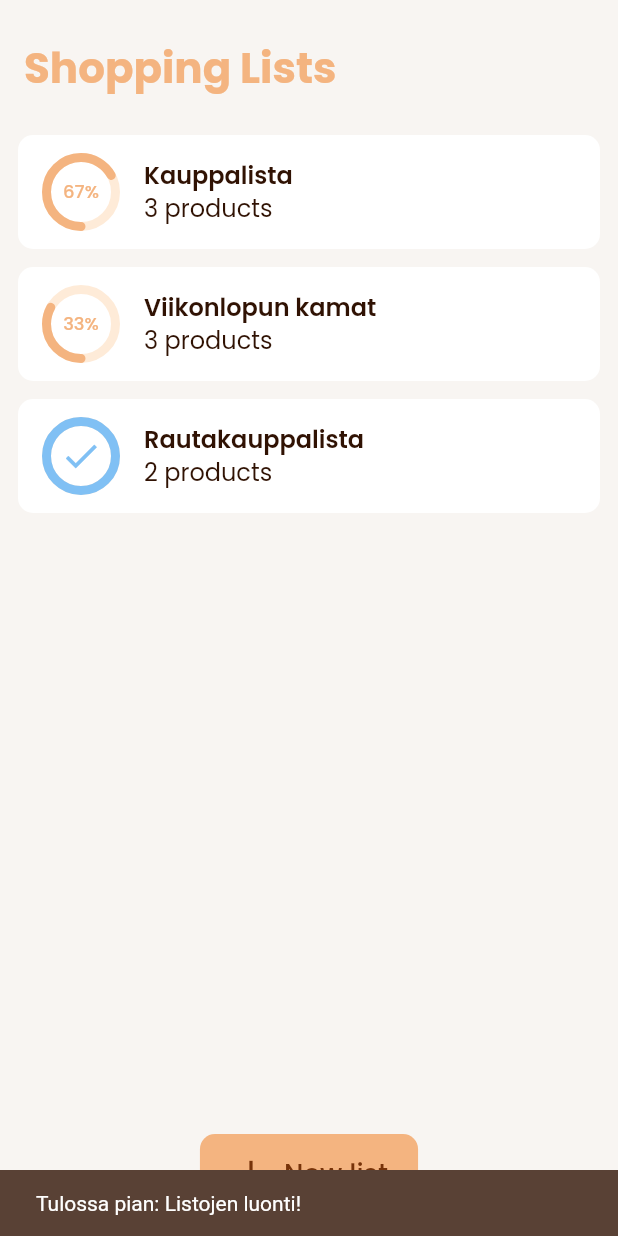
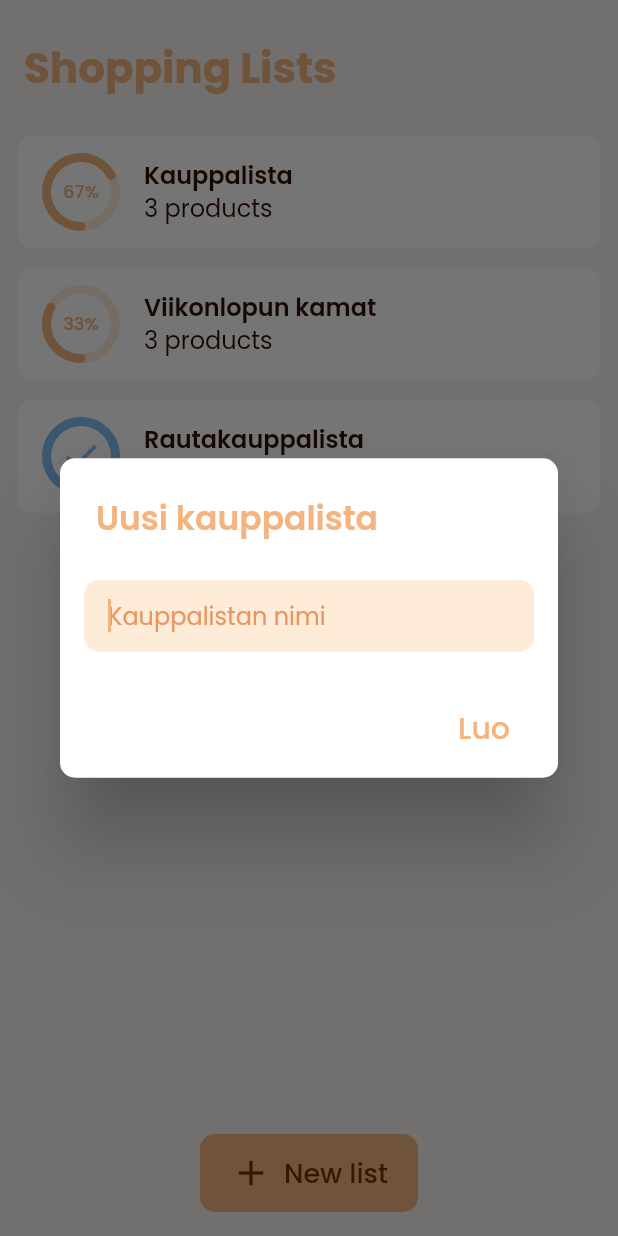
Before and after one commit to mikitane/shopping_lists_app, a Flutter app: the screen it shows after launch, after a tap on "New list", on a phone screen of 412 x 824 dp. Run offline on Flutter 3.47's test engine with Material 2 defaults, Android fonts, the phone set to English and light mode, and no system bars; drawn by our look-alikes of percent_indicator; generated files the repository leaves out were written again.

Commit message:
Add NewShoppingList dialog

```diff
--- a/lib/main.dart
+++ b/lib/main.dart
@@ -15,7 +15,6 @@ class MyApp extends StatelessWidget {
 
   @override
   Widget build(BuildContext context) {
-
     return MultiProvider(
       providers: buildProviders(),
       child: MaterialApp(
--- a/lib/screens/shopping_list_details_screen.dart
+++ b/lib/screens/shopping_list_details_screen.dart
@@ -10,8 +10,8 @@ import 'package:shopping_lists_app/widgets/new_product/new_product.dart';
 import 'package:shopping_lists_app/widgets/product_list/product_list.dart';
 
 class ShoppingListDetailsScreenArguments {
-  ShoppingListDetailsScreenArguments({this.shoppingListId});
-  final String shoppingListId;
+  ShoppingListDetailsScreenArguments({this.shoppingList});
+  final ShoppingListModel shoppingList;
 }
 
 class ShoppingListScreen extends StatefulWidget {
@@ -56,22 +56,22 @@ class _ShoppingListScreenState extends State<ShoppingListScreen> {
 
     return Scaffold(
       appBar:
-          CustomAppBar(title: AppLocalizations.of(context).shoppingListHeader),
+          CustomAppBar(title: args.shoppingList.name),
       body: Column(
         children: [
           Expanded(
             child: StreamBuilder(
                 initialData: sortAndFilterProducts(
-                        productRepository.products, args.shoppingListId) ??
+                        productRepository.products, args.shoppingList.id) ??
                     [],
                 stream: productsStream,
                 builder: (context, AsyncSnapshot<List<ProductModel>> snapshot) {
                   return ProductList(
                       products: sortAndFilterProducts(
-                          snapshot.data, args.shoppingListId));
+                          snapshot.data, args.shoppingList.id));
                 }),
           ),
-          NewProduct(shoppingListId: args.shoppingListId),
+          NewProduct(shoppingListId: args.shoppingList.id),
         ],
       ),
     );
--- a/lib/screens/shopping_lists_screen.dart
+++ b/lib/screens/shopping_lists_screen.dart
@@ -1,9 +1,12 @@
 import 'package:flutter/material.dart';
 import 'package:flutter_gen/gen_l10n/app_localizations.dart';
 import 'package:provider/provider.dart';
+import 'package:shopping_lists_app/models/shopping_list_model.dart';
 import 'package:shopping_lists_app/repositories/product_repository.dart';
 import 'package:shopping_lists_app/repositories/shopping_list_repository.dart';
 import 'package:shopping_lists_app/widgets/common/custom_app_bar.dart';
+import 'package:shopping_lists_app/widgets/new_product/new_product.dart';
+import 'package:shopping_lists_app/widgets/new_shopping_list/new_shopping_list.dart';
 import 'package:shopping_lists_app/widgets/shopping_lists/shopping_lists.dart';
 
 class ShoppingListsScreen extends StatefulWidget {
@@ -15,12 +18,20 @@ class ShoppingListsScreen extends StatefulWidget {
 
 class _ShoppingListsScreenState extends State<ShoppingListsScreen> {
   ShoppingListRepository shoppingListRepository;
+  Stream<List<ShoppingListModel>> shoppingListStream;
 
   @override
   void initState() {
     // TODO: implement initState
     super.initState();
     shoppingListRepository = context.read<ShoppingListRepository>();
+    shoppingListStream = shoppingListRepository.getShoppingListStream();
+  }
+
+  void showNewShoppingListDialog() {
+    showDialog(context: context, builder: (BuildContext dialogContext) {
+      return NewShoppingList();
+    });
   }
 
   @override
@@ -38,6 +49,7 @@ class _ShoppingListsScreenState extends State<ShoppingListsScreen> {
             Expanded(
                 child: StreamBuilder(
               initialData: shoppingListRepository.shoppingLists,
+              stream: shoppingListStream,
               builder: (context, snapshot) {
                 return ShoppingLists(
                   shoppingLists: snapshot.data,
@@ -50,7 +62,7 @@ class _ShoppingListsScreenState extends State<ShoppingListsScreen> {
               return Container(
                 margin: EdgeInsets.only(bottom: 16),
                 child: ElevatedButton.icon(
-                  onPressed: () => { Scaffold.of(buttonContext).showSnackBar(SnackBar(content: Text('Tulossa pian: Listojen luonti!'),)) },
+                  onPressed: () => {showNewShoppingListDialog()},
                   icon: Icon(Icons.add,
                       color: Theme.of(context).colorScheme.onPrimary, size: 28),
                   label: Text(
--- a/lib/widgets/new_product/new_product.dart
+++ b/lib/widgets/new_product/new_product.dart
@@ -2,7 +2,9 @@ import 'package:flutter/material.dart';
 import 'package:flutter_gen/gen_l10n/app_localizations.dart';
 import 'package:provider/provider.dart';
 import 'package:shopping_lists_app/models/product_model.dart';
+import 'package:shopping_lists_app/models/shopping_list_model.dart';
 import 'package:shopping_lists_app/repositories/product_repository.dart';
+import 'package:shopping_lists_app/repositories/shopping_list_repository.dart';
 import 'package:shopping_lists_app/theme.dart'
     show defaultBorderRadius, primaryColors;
 
--- /dev/null
+++ b/lib/widgets/new_shopping_list/new_shopping_list.dart
@@ -0,0 +1,110 @@
+import 'package:flutter/material.dart';
+import 'package:shopping_lists_app/models/shopping_list_model.dart';
+import 'package:shopping_lists_app/repositories/shopping_list_repository.dart';
+import 'package:shopping_lists_app/theme.dart';
+import 'package:provider/provider.dart';
+
+class NewShoppingList extends StatefulWidget {
+  @override
+  _NewShoppingListState createState() => _NewShoppingListState();
+}
+
+class _NewShoppingListState extends State<NewShoppingList> {
+  TextEditingController nameFieldController = TextEditingController();
+  FocusNode nameFieldFocusNode;
+
+  @override
+  void initState() {
+    // TODO: implement initState
+    super.initState();
+    nameFieldFocusNode = FocusNode();
+    nameFieldFocusNode.requestFocus();
+  }
+
+  @override
+  void dispose() {
+    nameFieldFocusNode.dispose();
+    super.dispose();
+  }
+
+    void createShoppingList() {
+    if (nameFieldController.text.isNotEmpty) {
+      context.read<ShoppingListRepository>().createShoppingList(ShoppingListModel(name: nameFieldController.text));
+      Navigator.of(context, rootNavigator: true).pop();
+    }
+  }
+
+  @override
+  Widget build(BuildContext context) {
+    return Dialog(
+      shape: RoundedRectangleBorder(borderRadius: defaultBorderRadius),
+      child: Container(
+        width: double.infinity,
+        decoration: BoxDecoration(
+          borderRadius: defaultBorderRadius,
+        ),
+        child: Column(
+            crossAxisAlignment: CrossAxisAlignment.start,
+            mainAxisSize: MainAxisSize.min,
+            children: [
+              Container(
+                margin: EdgeInsets.only(left: 24, top: 24),
+                child: Text(
+                  'Uusi kauppalista',
+                  style: TextStyle(
+                    color: Theme.of(context).colorScheme.primary,
+                    fontSize: 22,
+                    fontWeight: FontWeight.w600,
+                  ),
+                ),
+              ),
+              Container(
+                margin: EdgeInsets.symmetric(horizontal: 16, vertical: 24),
+                padding: EdgeInsets.symmetric(horizontal: 16),
+                decoration: BoxDecoration(
+                  color: primaryColors[200],
+                  borderRadius: defaultBorderRadius,
+                ),
+                child: TextField(
+                  focusNode: nameFieldFocusNode,
+                  textInputAction: TextInputAction.done,
+                  onSubmitted: (value) {
+                    // createProduct();
+                  },
+                  controller: nameFieldController,
+                  style:
+                      TextStyle(color: Theme.of(context).colorScheme.onSurface),
+                  decoration: InputDecoration(
+                      hintStyle: TextStyle(color: primaryColors[700]),
+                      // contentPadding: EdgeInsets.symmetric(horizontal: 16),
+                      border: InputBorder.none,
+                      hintText: 'Kauppalistan nimi'),
+                ),
+              ),
+              Container(
+                alignment: Alignment.bottomRight,
+                margin: EdgeInsets.only(right: 12, bottom: 6),
+                child: ElevatedButton(
+                  onPressed: () => {createShoppingList()},
+                  child: Text('Luo',
+                      style: TextStyle(
+                          fontSize: 20,
+                          fontWeight: FontWeight.w500,
+                          color: Theme.of(context).colorScheme.primary)),
+                  style: ButtonStyle(
+                    backgroundColor:
+                        MaterialStateProperty.all(Colors.transparent),
+                    shape: MaterialStateProperty.all(RoundedRectangleBorder(
+                      borderRadius: BorderRadius.circular(10),
+                    )),
+                    elevation: MaterialStateProperty.all(0),
+                    padding: MaterialStateProperty.all(
+                        EdgeInsets.symmetric(vertical: 12, horizontal: 20)),
+                  ),
+                ),
+              )
+            ]),
+      ),
+    );
+  }
+}
--- a/lib/widgets/shopping_lists/shopping_list_item.dart
+++ b/lib/widgets/shopping_lists/shopping_list_item.dart
@@ -20,12 +20,15 @@ class ShoppingListItem extends StatefulWidget {
 
 class _ShoppingListItemState extends State<ShoppingListItem> {
   ProductRepository productRepository;
+  Stream<List<ProductModel>> productsStream;
 
   @override
   void initState() {
     super.initState();
     productRepository = context.read<ProductRepository>();
+    productsStream = productRepository.getProductsStream();
   }
+
 
   List<ProductModel> filterProducts(
       List<ProductModel> products, String shoppingListId) {
@@ -93,7 +96,8 @@ class _ShoppingListItemState extends State<ShoppingListItem> {
   @override
   Widget build(BuildContext context) {
     return StreamBuilder(
-        initialData: productRepository.products,
+        initialData: filterProducts(productRepository.products, widget.shoppingList.id),
+        stream: productsStream,
         builder: (context, snapshot) {
           List<ProductModel> filteredProducts =
               filterProducts(snapshot.data, widget.shoppingList.id);
@@ -117,7 +121,7 @@ class _ShoppingListItemState extends State<ShoppingListItem> {
                 context,
                 ShoppingListScreen.routeName,
                 arguments: ShoppingListDetailsScreenArguments(
-                    shoppingListId: widget.shoppingList.id),
+                    shoppingList: widget.shoppingList),
               );
             },
             child: Container(
--- a/pubspec.yaml
+++ b/pubspec.yaml
@@ -25,10 +25,11 @@ dependencies:
     sdk: flutter
   flutter_localizations:
     sdk: flutter
-  intl: ^0.16.1
+  intl: 0.17.0
   provider: ^4.0.0
   uuid: ^2.2.2
   percent_indicator: "^2.1.7+2"
+  # implicitly_animated_reorderable_list: "0.3.2"
 
 
   # The following adds the Cupertino Icons font to your application.
```
Also changed, not shown: pubspec.lock.
